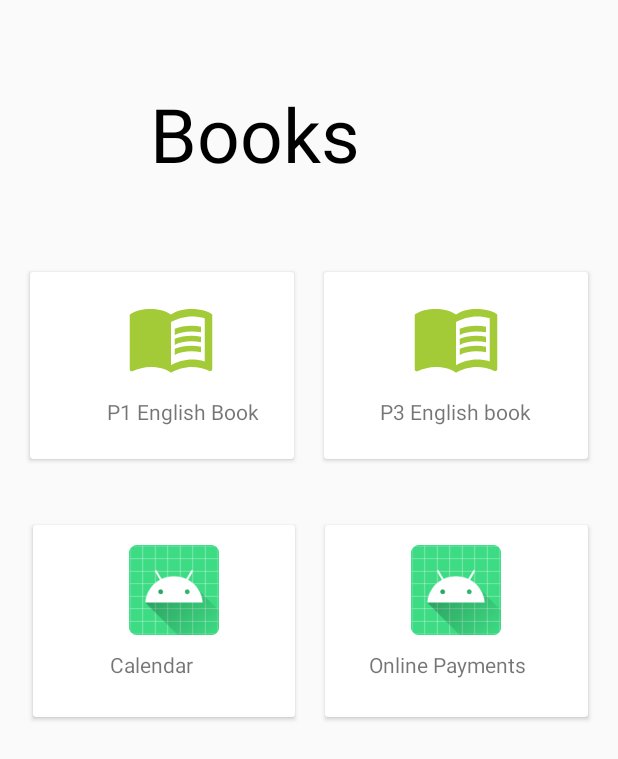
After one commit to Benitha250/iStudies, an Android app: the Books screen opened directly, with no data from a screen before it, on a phone screen of 412 x 824 dp. The commit adds this screen. Shown: the top 759 px of the screen. Run offline under Robolectric (Android 15) with nearby library versions, the phone set to English and light mode, and no system bars; our stand-ins replace ButterKnife; libraries missing offline, so code that uses them is left out: com.makeramen.roundedimageview; Roboto replaces fonts that are not available here.

Commit message:
add books and all the requirement to make it possible to navigate through

```diff
--- a/app/src/main/AndroidManifest.xml
+++ b/app/src/main/AndroidManifest.xml
@@ -11,7 +11,10 @@
         android:roundIcon="@mipmap/ic_launcher_round"
         android:supportsRtl="true"
         android:theme="@style/Theme.IStudy">
-        <activity android:name=".ProfileActivity"></activity>
+        <activity android:name=".books.p3eng"></activity>
+        <activity android:name=".books.p1eng" />
+        <activity android:name=".Books" />
+        <activity android:name=".ProfileActivity" />
         <activity
             android:name=".HomeActivity"
             android:theme="@style/Theme.IStudyTrial" />
--- /dev/null
+++ b/app/src/main/java/com/example/istudy/Books.java
@@ -0,0 +1,28 @@
+package com.example.istudy;
+
+import androidx.appcompat.app.AppCompatActivity;
+
+import android.content.Intent;
+import android.os.Bundle;
+import android.view.View;
+
+import com.example.istudy.books.p1eng;
+import com.example.istudy.books.p3eng;
+
+public class Books extends AppCompatActivity {
+
+    @Override
+    protected void onCreate(Bundle savedInstanceState) {
+        super.onCreate(savedInstanceState);
+        setContentView(R.layout.activity_books);
+    }
+
+    public void button1(View view) {
+        Intent intent = new Intent(Books.this, p1eng.class);
+        startActivity(intent);
+    }
+    public void button2(View view) {
+        Intent intent = new Intent(Books.this, p3eng.class);
+        startActivity(intent);
+    }
+}
--- a/app/src/main/java/com/example/istudy/HomeActivity.java
+++ b/app/src/main/java/com/example/istudy/HomeActivity.java
@@ -11,6 +11,7 @@ import android.os.Bundle;
 import android.view.Menu;
 import android.view.MenuInflater;
 import android.view.MenuItem;
+import android.view.View;
 import android.widget.RelativeLayout;
 
 import android.widget.Toast;
@@ -80,4 +81,9 @@ public class HomeActivity extends AppCompatActivity {
 
         Toast.makeText(this,"Logged out",Toast.LENGTH_SHORT).show();
     }
+
+    public void tobook(View view) {
+        Intent intent = new Intent(HomeActivity.this, Books.class);
+        startActivity(intent);
+    }
 }
--- /dev/null
+++ b/app/src/main/java/com/example/istudy/books/p1eng.java
@@ -0,0 +1,24 @@
+package com.example.istudy.books;
+
+import androidx.appcompat.app.AppCompatActivity;
+
+import android.os.Bundle;
+
+import com.example.istudy.R;
+import com.github.barteksc.pdfviewer.PDFView;
+
+public class p1eng extends AppCompatActivity {
+
+    private PDFView pdfView;
+
+    @Override
+    protected void onCreate(Bundle savedInstanceState) {
+        super.onCreate(savedInstanceState);
+        setContentView(R.layout.activity_p1eng);
+
+        pdfView = findViewById(R.id.pdfView);
+        pdfView.fromAsset("English P1 SB.pdf")
+                .enableSwipe(true)
+                .load();
+    }
+}
--- /dev/null
+++ b/app/src/main/java/com/example/istudy/books/p3eng.java
@@ -0,0 +1,24 @@
+package com.example.istudy.books;
+
+import androidx.appcompat.app.AppCompatActivity;
+
+import android.os.Bundle;
+
+import com.example.istudy.R;
+import com.github.barteksc.pdfviewer.PDFView;
+
+public class p3eng extends AppCompatActivity {
+
+    private PDFView pdfView;
+
+    @Override
+    protected void onCreate(Bundle savedInstanceState) {
+        super.onCreate(savedInstanceState);
+        setContentView(R.layout.activity_p3eng);
+
+        pdfView = findViewById(R.id.pdfView);
+        pdfView.fromAsset("English P3 SB.pdf")
+                .enableSwipe(true)
+                .load();
+    }
+}
--- /dev/null
+++ b/app/src/main/res/drawable/book2.xml
@@ -0,0 +1,8 @@
+<vector android:height="24dp" android:tint="#A3CB38"
+    android:viewportHeight="24" android:viewportWidth="24"
+    android:width="24dp" xmlns:android="http://schemas.android.com/apk/res/android">
+    <path android:fillColor="@android:color/white" android:pathData="M21,5c-1.11,-0.35 -2.33,-0.5 -3.5,-0.5c-1.95,0 -4.05,0.4 -5.5,1.5c-1.45,-1.1 -3.55,-1.5 -5.5,-1.5S2.45,4.9 1,6v14.65c0,0.25 0.25,0.5 0.5,0.5c0.1,0 0.15,-0.05 0.25,-0.05C3.1,20.45 5.05,20 6.5,20c1.95,0 4.05,0.4 5.5,1.5c1.35,-0.85 3.8,-1.5 5.5,-1.5c1.65,0 3.35,0.3 4.75,1.05c0.1,0.05 0.15,0.05 0.25,0.05c0.25,0 0.5,-0.25 0.5,-0.5V6C22.4,5.55 21.75,5.25 21,5zM21,18.5c-1.1,-0.35 -2.3,-0.5 -3.5,-0.5c-1.7,0 -4.15,0.65 -5.5,1.5V8c1.35,-0.85 3.8,-1.5 5.5,-1.5c1.2,0 2.4,0.15 3.5,0.5V18.5z"/>
+    <path android:fillColor="@android:color/white" android:pathData="M17.5,10.5c0.88,0 1.73,0.09 2.5,0.26V9.24C19.21,9.09 18.36,9 17.5,9c-1.7,0 -3.24,0.29 -4.5,0.83v1.66C14.13,10.85 15.7,10.5 17.5,10.5z"/>
+    <path android:fillColor="@android:color/white" android:pathData="M13,12.49v1.66c1.13,-0.64 2.7,-0.99 4.5,-0.99c0.88,0 1.73,0.09 2.5,0.26V11.9c-0.79,-0.15 -1.64,-0.24 -2.5,-0.24C15.8,11.66 14.26,11.96 13,12.49z"/>
+    <path android:fillColor="@android:color/white" android:pathData="M17.5,14.33c-1.7,0 -3.24,0.29 -4.5,0.83v1.66c1.13,-0.64 2.7,-0.99 4.5,-0.99c0.88,0 1.73,0.09 2.5,0.26v-1.52C19.21,14.41 18.36,14.33 17.5,14.33z"/>
+</vector>
--- a/app/src/main/res/drawable/book_1.xml
+++ /dev/null
@@ -1,5 +0,0 @@
-<vector android:height="24dp" android:tint="#A3CB38"
-    android:viewportHeight="24" android:viewportWidth="24"
-    android:width="24dp" xmlns:android="http://schemas.android.com/apk/res/android">
-    <path android:fillColor="#e84393" android:pathData="M18,2H6c-1.1,0 -2,0.9 -2,2v16c0,1.1 0.9,2 2,2h12c1.1,0 2,-0.9 2,-2V4c0,-1.1 -0.9,-2 -2,-2zM6,4h5v8l-2.5,-1.5L6,12V4z"/>
-</vector>
--- a/app/src/main/res/drawable/rounded_design.xml
+++ /dev/null
@@ -1,8 +0,0 @@
-<?xml version="1.0" encoding="utf-8"?>
-<shape xmlns:android="http://schemas.android.com/apk/res/android"
-    android:shape="rectangle">
-    <gradient android:startColor="#A3CB38" android:endColor="#99acad" android:type="linear" />
-
-    <corners android:radius="50dp" />
-
-</shape>
--- /dev/null
+++ b/app/src/main/res/layout/activity_books.xml
@@ -0,0 +1,220 @@
+<?xml version="1.0" encoding="utf-8"?>
+<ScrollView xmlns:android="http://schemas.android.com/apk/res/android"
+    xmlns:app="http://schemas.android.com/apk/res-auto"
+    xmlns:tools="http://schemas.android.com/tools"
+    android:layout_width="match_parent"
+    android:layout_height="match_parent"
+
+    tools:context=".Books">
+    <RelativeLayout
+        android:layout_width="match_parent"
+        android:layout_height="match_parent"
+        android:id="@+id/homePage">
+
+
+
+
+        <TextView
+            android:id="@+id/textView2"
+            android:layout_width="wrap_content"
+            android:layout_height="wrap_content"
+            android:layout_marginTop="55dp"
+            android:layout_marginLeft="100dp"
+            android:textSize="50dp"
+            android:textColor="@color/black"
+            android:text="Books"/>
+
+        <LinearLayout
+            android:layout_width="match_parent"
+            android:layout_height="match_parent"
+            android:layout_alignParentStart="true"
+            android:layout_alignParentTop="true"
+            android:layout_marginStart="0dp"
+            android:layout_marginTop="161dp"
+            android:orientation="horizontal"
+            android:padding="10dp"
+            android:layout_marginLeft="0dp"
+            android:layout_alignParentLeft="true">
+
+            <androidx.cardview.widget.CardView
+                android:layout_width="0dp"
+                android:layout_height="match_parent"
+                android:layout_weight="1"
+                android:layout_margin="10dp"
+                android:elevation="5dp">
+
+                <RelativeLayout
+                    android:layout_width="match_parent"
+                    android:layout_height="match_parent"
+                    android:onClick="button1">
+
+                    <ImageView
+                        android:id="@+id/imageView3"
+                        android:layout_width="100dp"
+                        android:layout_height="60dp"
+                        android:layout_alignParentStart="true"
+                        android:layout_alignParentTop="true"
+                        android:layout_centerHorizontal="true"
+                        android:layout_marginStart="44dp"
+                        android:layout_marginTop="13dp"
+                        android:src="@drawable/book2"
+                        android:layout_marginLeft="44dp"
+                        android:layout_alignParentLeft="true" />
+
+                    <TextView
+                        android:id="@+id/textView3"
+                        android:layout_width="wrap_content"
+                        android:layout_height="wrap_content"
+                        android:layout_below="@id/imageView3"
+                        android:layout_alignParentStart="true"
+                        android:layout_centerHorizontal="true"
+                        android:layout_marginStart="51dp"
+                        android:layout_marginTop="10dp"
+                        android:text="P1 English Book"
+                        android:layout_marginLeft="51dp"
+                        android:layout_alignParentLeft="true" />
+
+                </RelativeLayout>
+
+            </androidx.cardview.widget.CardView>
+
+            <androidx.cardview.widget.CardView
+                android:layout_width="0dp"
+                android:layout_height="match_parent"
+                android:layout_weight="1"
+                android:layout_margin="10dp"
+                android:elevation="5dp">
+
+                <RelativeLayout
+                    android:layout_width="match_parent"
+                    android:layout_height="match_parent"
+                    android:onClick="button2">
+
+                    <ImageView
+                        android:id="@+id/imageView4"
+                        android:layout_width="93dp"
+                        android:layout_height="60dp"
+                        android:layout_alignParentTop="true"
+                        android:layout_alignParentEnd="true"
+                        android:layout_centerHorizontal="true"
+                        android:layout_marginTop="13dp"
+                        android:layout_marginEnd="41dp"
+                        android:src="@drawable/book2"
+                        android:layout_marginRight="41dp"
+                        android:layout_alignParentRight="true" />
+
+                    <TextView
+                        android:id="@+id/textView4"
+                        android:layout_width="wrap_content"
+                        android:layout_height="wrap_content"
+                        android:layout_below="@id/imageView4"
+                        android:layout_alignParentBottom="true"
+                        android:layout_centerHorizontal="true"
+                        android:layout_marginTop="10dp"
+                        android:layout_marginStart="66dp"
+                        android:layout_marginBottom="22dp"
+                        android:text="P3 English book"
+                        android:layout_marginLeft="66dp" />
+                </RelativeLayout>
+            </androidx.cardview.widget.CardView>
+        </LinearLayout>
+
+        <LinearLayout
+            android:layout_width="match_parent"
+            android:layout_height="match_parent"
+            android:layout_alignParentStart="true"
+            android:layout_alignParentTop="true"
+            android:layout_marginStart="2dp"
+            android:layout_marginTop="330dp"
+            android:orientation="horizontal"
+            android:padding="10dp"
+            android:layout_marginLeft="2dp"
+            android:layout_alignParentLeft="true">
+
+            <androidx.cardview.widget.CardView
+                android:layout_width="0dp"
+                android:layout_height="match_parent"
+                android:layout_margin="10dp"
+                android:layout_weight="1"
+                android:elevation="5dp">
+
+                <RelativeLayout
+                    android:layout_width="match_parent"
+                    android:layout_height="match_parent">
+
+                    <ImageView
+                        android:id="@+id/imageView6"
+                        android:layout_width="100dp"
+                        android:layout_height="60dp"
+                        android:layout_alignParentStart="true"
+                        android:layout_alignParentTop="true"
+                        android:layout_centerHorizontal="true"
+                        android:layout_marginStart="44dp"
+                        android:layout_marginTop="13dp"
+                        android:src="@mipmap/ic_launcher"
+                        android:layout_marginLeft="44dp"
+                        android:layout_alignParentLeft="true" />
+
+                    <TextView
+                        android:id="@+id/textView6"
+                        android:layout_width="wrap_content"
+                        android:layout_height="wrap_content"
+                        android:layout_below="@id/imageView6"
+                        android:layout_alignParentStart="true"
+                        android:layout_alignParentBottom="true"
+                        android:layout_centerHorizontal="true"
+                        android:layout_marginStart="51dp"
+                        android:layout_marginTop="10dp"
+                        android:layout_marginBottom="25dp"
+                        android:text="Calendar"
+                        android:layout_marginLeft="51dp"
+                        android:layout_alignParentLeft="true" />
+                </RelativeLayout>
+            </androidx.cardview.widget.CardView>
+
+            <androidx.cardview.widget.CardView
+                android:layout_width="0dp"
+                android:layout_height="match_parent"
+                android:layout_margin="10dp"
+                android:layout_weight="1"
+                android:elevation="5dp">
+
+                <RelativeLayout
+                    android:layout_width="match_parent"
+                    android:layout_height="match_parent">
+
+                    <ImageView
+                        android:id="@+id/imageView5"
+                        android:layout_width="93dp"
+                        android:layout_height="60dp"
+                        android:layout_alignParentTop="true"
+                        android:layout_alignParentEnd="true"
+                        android:layout_centerHorizontal="true"
+                        android:layout_marginTop="13dp"
+                        android:layout_marginEnd="41dp"
+                        android:src="@mipmap/ic_launcher"
+                        android:layout_marginRight="41dp"
+                        android:layout_alignParentRight="true" />
+
+                    <TextView
+                        android:id="@+id/textView5"
+                        android:layout_width="wrap_content"
+                        android:layout_height="wrap_content"
+                        android:layout_below="@id/imageView5"
+                        android:layout_alignParentEnd="true"
+                        android:layout_alignParentBottom="true"
+                        android:layout_centerHorizontal="true"
+                        android:layout_marginTop="10dp"
+                        android:layout_marginEnd="41dp"
+                        android:layout_marginBottom="22dp"
+                        android:text="Online Payments"
+                        android:layout_marginRight="66dp"
+                        android:layout_alignParentRight="true" />
+                </RelativeLayout>
+            </androidx.cardview.widget.CardView>
+        </LinearLayout>
+
+    </RelativeLayout>
+
+
+</ScrollView>
--- a/app/src/main/res/layout/activity_home.xml
+++ b/app/src/main/res/layout/activity_home.xml
@@ -68,7 +68,7 @@
                         android:layout_centerHorizontal="true"
                         android:layout_marginStart="44dp"
                         android:layout_marginTop="13dp"
-                        android:src="@drawable/news"
+                        android:src="@drawable/book"
                         android:layout_marginLeft="44dp"
                         android:layout_alignParentLeft="true" />
 
@@ -77,15 +77,11 @@
                         android:layout_width="wrap_content"
                         android:layout_height="wrap_content"
                         android:layout_below="@id/imageView3"
-                        android:layout_alignParentStart="true"
-                        android:layout_alignParentBottom="true"
-                        android:layout_centerHorizontal="true"
-                        android:layout_marginStart="51dp"
+                        android:layout_marginStart="69dp"
                         android:layout_marginTop="10dp"
                         android:layout_marginBottom="25dp"
-                        android:text="News"
-                        android:layout_marginLeft="51dp"
-                        android:layout_alignParentLeft="true" />
+                        android:text="Lessons"
+                        android:layout_marginLeft="51dp" />
                 </RelativeLayout>
 
             </androidx.cardview.widget.CardView>
@@ -98,6 +94,7 @@
                 android:elevation="5dp">
 
                 <RelativeLayout
+                    android:onClick="tobook"
                     android:layout_width="match_parent"
                     android:layout_height="match_parent">
 
@@ -110,7 +107,7 @@
                         android:layout_centerHorizontal="true"
                         android:layout_marginTop="13dp"
                         android:layout_marginEnd="41dp"
-                        android:src="@drawable/book_1"
+                        android:src="@drawable/book2"
                         android:layout_marginRight="41dp"
                         android:layout_alignParentRight="true" />
 
@@ -227,6 +224,7 @@
             </androidx.cardview.widget.CardView>
         </LinearLayout>
 
+<!--
         <LinearLayout
             android:layout_width="match_parent"
             android:layout_height="match_parent"
@@ -321,6 +319,7 @@
                 </RelativeLayout>
             </androidx.cardview.widget.CardView>
         </LinearLayout>
+-->
     </RelativeLayout>
 
 
--- a/app/src/main/res/layout/activity_login.xml
+++ b/app/src/main/res/layout/activity_login.xml
@@ -29,7 +29,7 @@
             android:textStyle="bold"
             android:padding="10dp"
             android:paddingHorizontal="8dp"
-            android:background="@drawable/rounded_design"
+            android:background="@drawable/rounded_button"
             android:layout_marginLeft="57dp" />
 
         <Button
--- /dev/null
+++ b/app/src/main/res/layout/activity_p1eng.xml
@@ -0,0 +1,17 @@
+<?xml version="1.0" encoding="utf-8"?>
+<RelativeLayout xmlns:android="http://schemas.android.com/apk/res/android"
+    xmlns:app="http://schemas.android.com/apk/res-auto"
+    xmlns:tools="http://schemas.android.com/tools"
+    android:layout_width="match_parent"
+    android:layout_height="match_parent"
+    tools:context=".books.p1eng">
+
+    <com.github.barteksc.pdfviewer.PDFView
+        android:layout_width="match_parent"
+        android:layout_height="match_parent"
+        android:id="@+id/pdfView">
+
+
+    </com.github.barteksc.pdfviewer.PDFView>
+
+</RelativeLayout>
--- /dev/null
+++ b/app/src/main/res/layout/activity_p3eng.xml
@@ -0,0 +1,17 @@
+<?xml version="1.0" encoding="utf-8"?>
+<RelativeLayout xmlns:android="http://schemas.android.com/apk/res/android"
+    xmlns:app="http://schemas.android.com/apk/res-auto"
+    xmlns:tools="http://schemas.android.com/tools"
+    android:layout_width="match_parent"
+    android:layout_height="match_parent"
+    tools:context=".books.p3eng">
+
+    <com.github.barteksc.pdfviewer.PDFView
+        android:layout_width="match_parent"
+        android:layout_height="match_parent"
+        android:id="@+id/pdfView">
+
+
+    </com.github.barteksc.pdfviewer.PDFView>
+
+</RelativeLayout>
--- a/app/src/main/res/layout/activity_register.xml
+++ b/app/src/main/res/layout/activity_register.xml
@@ -28,7 +28,7 @@
         android:textStyle="bold"
         android:padding="10dp"
         android:paddingHorizontal="8dp"
-        android:background="@drawable/rounded_design"
+        android:background="@drawable/rounded_button"
         android:layout_marginLeft="57dp" />
 
     <Button
```
Also changed, not shown: app/build.gradle (+10 -0 lines), 2 other files.
